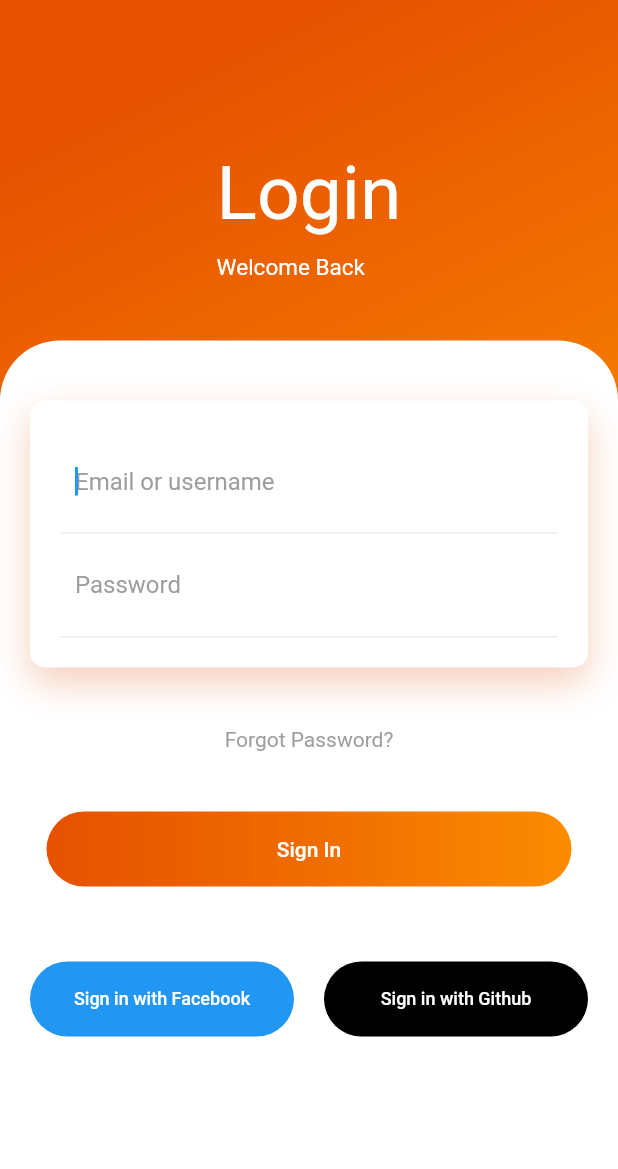
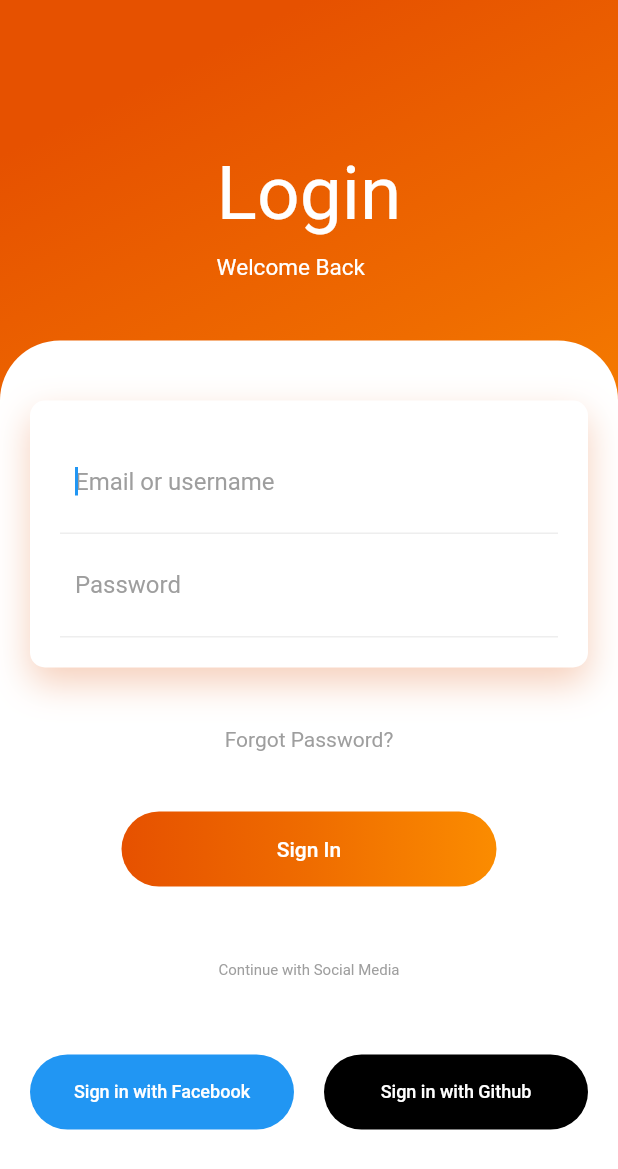
Before and after one commit to theProgrammerDavid/flutter-login, a Flutter app: the screen it shows after launch, on a phone screen of 412 x 824 dp. Shown: the top 1169 px of the screen. Run offline on Flutter 3.47's test engine with Material 2 defaults, Android fonts, the phone set to English and light mode, and no system bars.

Commit message:
fix: dimensions

```diff
--- a/GradientLogin1/lib/main.dart
+++ b/GradientLogin1/lib/main.dart
@@ -104,13 +104,15 @@ class HomePage extends StatelessWidget {
                                 Colors.orange[600]
                               ])),
                       child: Container(
-                        width: 350,
+                        width: 250,
                         child: FlatButton(
                             onPressed: () => {print("Sign in button pressed")},
                             child: Text("Sign In",
                                 style: TextStyle(color: Colors.white))),
                       ),
                     ),
+                    SizedBox(height: 50),
+                    Text("Continue with Social Media", style: TextStyle(color: Colors.grey, fontSize:10)),
                     SizedBox(height: 50),
                     Row(children: <Widget>[
                       Expanded(
```
